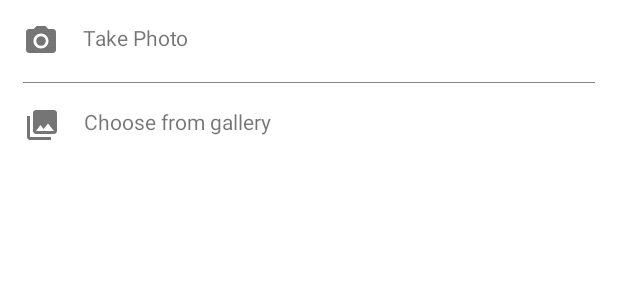
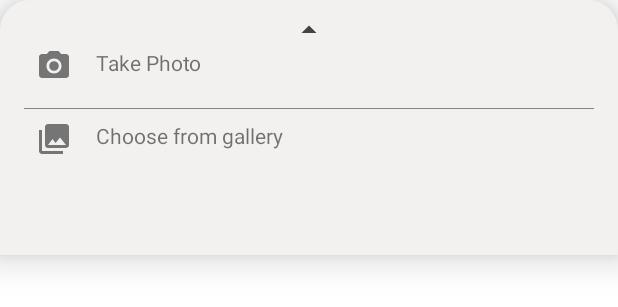
Before and after one commit to MinnKhantKyaww/AndroidPOS-PHAK-, an Android app: the layout layout_take_picture_action.xml on its own in the app's theme, with its tools: preview values and no code run, on a phone screen of 412 x 824 dp. Shown: the top 307 px of the screen. Run offline under Robolectric (Android 15) with nearby library versions, the phone set to English and light mode, and no system bars.

Commit message:
Update & New

```diff
--- a/AndoridPOS/app/build.gradle
+++ b/AndoridPOS/app/build.gradle
@@ -69,5 +69,6 @@ dependencies {
 
     //Barcode
     implementation 'com.journeyapps:zxing-android-embedded:3.6.0'
+    implementation 'com.android.support:cardview-v7:28.0.0'
 
 }
--- a/AndoridPOS/app/src/main/res/drawable/bottom_sheet_round_corner.xml
+++ b/AndoridPOS/app/src/main/res/drawable/bottom_sheet_round_corner.xml
@@ -6,5 +6,6 @@
         android:topLeftRadius="@dimen/bottom_sheet_radius"
         android:topRightRadius="@dimen/bottom_sheet_radius"/>
     <padding android:top="@dimen/bottom_sheet_top_padding"/>
-    <solid android:color="#F7F5F5"/>
+    <solid android:color="#F3F0F0"/>
+
 </shape>
--- /dev/null
+++ b/AndoridPOS/app/src/main/res/drawable/ic_arrow_drop_down_dark.xml
@@ -0,0 +1,5 @@
+<vector android:height="24dp" android:tint="#444343"
+    android:viewportHeight="24.0" android:viewportWidth="24.0"
+    android:width="24dp" xmlns:android="http://schemas.android.com/apk/res/android">
+    <path android:fillColor="#FF000000" android:pathData="M7,10l5,5 5,-5z"/>
+</vector>
--- /dev/null
+++ b/AndoridPOS/app/src/main/res/drawable/ic_arrow_drop_up_dark.xml
@@ -0,0 +1,5 @@
+<vector android:height="24dp" android:tint="#444343"
+    android:viewportHeight="24.0" android:viewportWidth="24.0"
+    android:width="24dp" xmlns:android="http://schemas.android.com/apk/res/android">
+    <path android:fillColor="#FF000000" android:pathData="M7,14l5,-5 5,5z"/>
+</vector>
--- a/AndoridPOS/app/src/main/res/layout/layout_take_picture_action.xml
+++ b/AndoridPOS/app/src/main/res/layout/layout_take_picture_action.xml
@@ -1,40 +1,74 @@
 <?xml version="1.0" encoding="utf-8"?>
-<LinearLayout xmlns:android="http://schemas.android.com/apk/res/android"
+<androidx.constraintlayout.motion.widget.MotionLayout xmlns:android="http://schemas.android.com/apk/res/android"
     xmlns:app="http://schemas.android.com/apk/res-auto"
+    xmlns:tools="http://schemas.android.com/tools"
+    android:id="@+id/motion_bottom_sheet"
     android:layout_width="match_parent"
+    android:layout_height="170dp"
+    android:layout_alignBottom="@+id/btnTakePhoto"
+    android:background="@drawable/bottom_sheet_round_corner"
+    android:elevation="15dp"
+    android:orientation="vertical"
+    app:layoutDescription="@xml/motion_scene_arrow">
+
+    <ImageView
+        android:id="@+id/bottom_arrow"
+        android:layout_width="0dp"
         android:layout_height="wrap_content"
-    android:orientation="vertical"
-    style="@style/AppTheme"
-    app:layout_behavior="com.google.android.material.bottomsheet.BottomSheetBehavior"
-    app:layout_constraintCircleRadius="@dimen/bottom_sheet_radius">
+        android:layout_marginStart="8dp"
+        android:layout_marginEnd="8dp"
+        app:layout_constraintBottom_toTopOf="@+id/tvTakePhoto"
+        app:layout_constraintEnd_toEndOf="parent"
+        app:layout_constraintHorizontal_bias="0.472"
+        app:layout_constraintStart_toStartOf="parent"
+        app:srcCompat="@drawable/ic_arrow_drop_up_dark" />
 
     <TextView
         android:id="@+id/tvTakePhoto"
+        android:layout_width="0dp"
+        android:layout_height="wrap_content"
+        android:layout_marginStart="8dp"
+        android:layout_marginEnd="8dp"
+        android:drawableStart="@drawable/ic_camera_alt_dark"
+        android:drawablePadding="16dp"
+        android:paddingStart="16dp"
+        android:paddingEnd="16dp"
+        android:paddingBottom="16dp"
+        android:text="Take Photo"
+        app:layout_constraintEnd_toEndOf="parent"
+        app:layout_constraintHorizontal_bias="0.0"
+        app:layout_constraintStart_toStartOf="parent"
+        app:layout_constraintTop_toBottomOf="@+id/bottom_arrow" />
+
+    <TextView
+        android:id="@+id/tvChooseGallery"
         android:layout_width="match_parent"
         android:layout_height="wrap_content"
-            android:drawableStart="@drawable/ic_camera_alt_dark"
-            android:layout_weight="1"
+        android:layout_marginStart="8dp"
+        android:layout_marginTop="8dp"
+        android:layout_marginEnd="8dp"
         android:background="?attr/selectableItemBackground"
+        android:drawableStart="@drawable/ic_photo_library_dark"
         android:drawablePadding="16dp"
-            android:padding="15dp"
-            android:text="Take Photo" />
+        android:paddingStart="16dp"
+        android:paddingEnd="16dp"
+        android:paddingBottom="16dp"
+        android:text="Choose from gallery"
+        app:layout_constraintEnd_toEndOf="parent"
+        app:layout_constraintHorizontal_bias="0.0"
+        app:layout_constraintStart_toStartOf="parent"
+        app:layout_constraintTop_toBottomOf="@+id/view" />
 
     <View
         android:id="@+id/view"
         android:layout_width="match_parent"
         android:layout_height="0.7dp"
-        android:layout_marginStart="15dp"
-        android:layout_marginEnd="15dp"
-        android:background="#858484" />
+        android:layout_marginStart="16dp"
+        android:layout_marginEnd="16dp"
+        android:background="#858484"
+        app:layout_constraintBottom_toTopOf="@+id/tvChooseGallery"
+        app:layout_constraintEnd_toEndOf="parent"
+        app:layout_constraintStart_toStartOf="parent"
+        app:layout_constraintTop_toBottomOf="@+id/tvTakePhoto" />
 
-    <TextView
-        android:id="@+id/tvChooseGallery"
-        android:layout_width="match_parent"
-        android:layout_height="wrap_content"
-        android:background="?attr/selectableItemBackground"
-        android:drawableStart="@drawable/ic_photo_library_dark"
-        android:drawablePadding="16dp"
-        android:padding="16dp"
-        android:text="Choose from gallery" />
-
-</LinearLayout>
+</androidx.constraintlayout.motion.widget.MotionLayout>
--- /dev/null
+++ b/AndoridPOS/app/src/main/res/xml/motion_scene_arrow.xml
@@ -0,0 +1,85 @@
+<?xml version="1.0" encoding="utf-8"?>
+<MotionScene xmlns:android="http://schemas.android.com/apk/res/android"
+    xmlns:app="http://schemas.android.com/apk/res-auto">
+
+    <Transition
+        app:constraintSetStart="@id/arrow_start"
+        app:constraintSetEnd="@id/arrow_end"
+        app:motionInterpolator="linear"
+        app:duration="1200">
+
+        <OnSwipe
+            app:touchRegionId="@id/motion_bottom_sheet"
+            app:onTouchUp="autoComplete"
+            app:touchAnchorId="@id/motion_bottom_sheet"
+            app:dragDirection="dragDown"
+            app:touchAnchorSide="bottom"/>
+
+        <KeyFrameSet>
+
+            <KeyPosition
+                app:framePosition="70"
+                app:transitionEasing="linear"
+                app:keyPositionType="pathRelative"
+                app:motionTarget="@+id/bottom_arrow"
+                app:drawPath="path"/>
+
+            <KeyAttribute
+                android:rotation="180"/>
+
+        </KeyFrameSet>
+
+    </Transition>
+
+    <ConstraintSet
+        android:id="@+id/arrow_start">
+
+        <Constraint
+            android:id="@+id/bottom_arrow"
+            android:layout_width="0dp"
+            android:layout_height="wrap_content"
+            android:layout_marginStart="8dp"
+            android:layout_marginEnd="8dp"
+            app:layout_constraintBottom_toTopOf="@+id/tvTakePhoto"
+            app:layout_constraintEnd_toEndOf="parent"
+            app:layout_constraintHorizontal_bias="0.472"
+            app:layout_constraintStart_toStartOf="parent"/>
+
+        <Constraint
+            android:id="@+id/motion_bottom_sheet"
+            android:layout_width="match_parent"
+            android:layout_height="170dp"
+            android:layout_alignBottom="@+id/btnTakePhoto"
+            android:elevation="15dp"/>
+
+    </ConstraintSet>
+
+    <ConstraintSet
+        android:id="@+id/arrow_end">
+
+        <Constraint
+            android:id="@+id/bottom_arrow"
+            android:layout_width="0dp"
+            android:layout_height="wrap_content"
+            android:layout_marginStart="8dp"
+            android:layout_marginEnd="8dp"
+            app:layout_constraintBottom_toTopOf="@+id/tvTakePhoto"
+            app:layout_constraintEnd_toEndOf="parent"
+            app:layout_constraintHorizontal_bias="0.472"
+            app:layout_constraintStart_toStartOf="parent">
+
+            <Transform
+                 android:rotation="180"/>
+
+        </Constraint>
+
+        <Constraint
+            android:id="@+id/motion_bottom_sheet"
+            android:layout_width="match_parent"
+            android:layout_height="170dp"
+            android:layout_alignBottom="@+id/btnTakePhoto"
+            android:elevation="15dp"/>
+
+    </ConstraintSet>
+
+</MotionScene>
```
Also changed, not shown: AndoridPOS/app/src/main/java/com/example/andoridpos/ui/product/ProductEditFragment.java (+8 -8 lines), AndoridPOS/app/src/main/res/layout/fragment_product_edit.xml (+24 -11 lines), AndoridPOS/app/src/main/res/xml/motionscene_bottom_sheet.xml (+49 -13 lines). Lines whose indentation alone changed are shown as unchanged.
